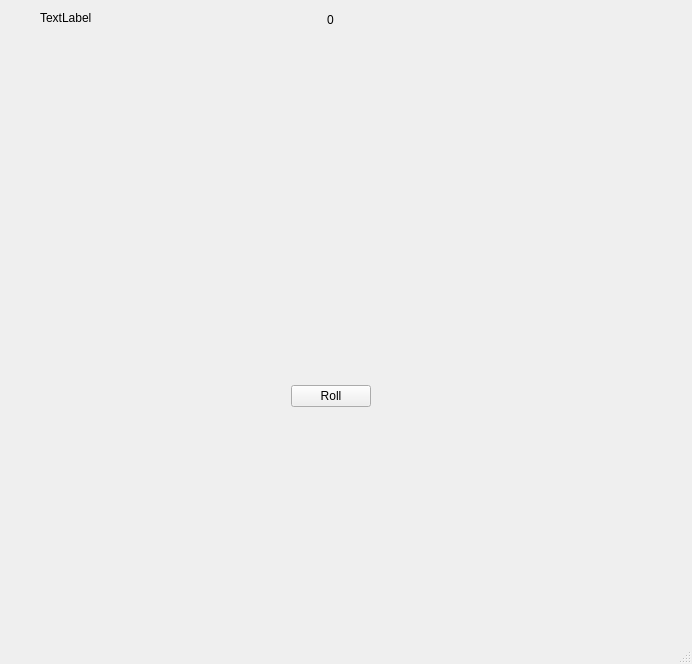
Above: CrapsMainWindow.ui from SNHU-CETA-CSE/crapsnqt-aaliyahortiz26 before the change. Below: the same form after it.
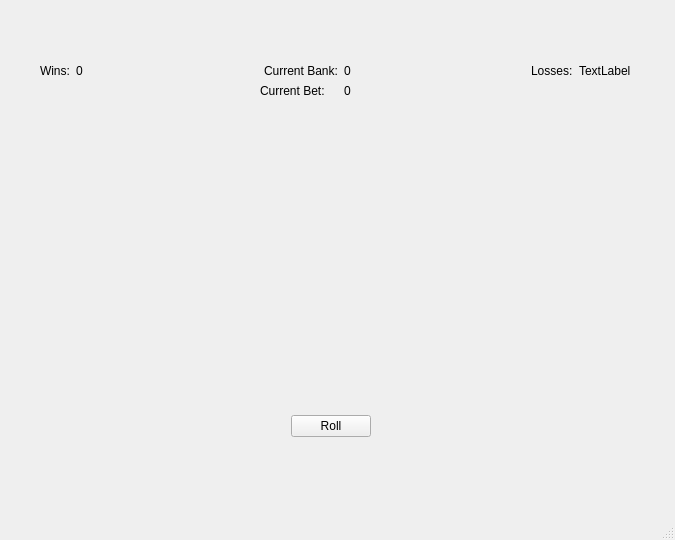
That is the form after the change. Icons and pictures are not drawn.

Commit message: made edits to CrapsMainWindow and to craps

```diff
--- a/CrapsMainWindow.ui
+++ b/CrapsMainWindow.ui
@@ -6,32 +6,19 @@
    <rect>
     <x>0</x>
     <y>0</y>
-    <width>692</width>
-    <height>664</height>
+    <width>675</width>
+    <height>540</height>
    </rect>
   </property>
   <property name="windowTitle">
    <string>MainWindow</string>
   </property>
   <widget class="QWidget" name="centralwidget">
-   <widget class="QLabel" name="currentBankValueUI">
-    <property name="geometry">
-     <rect>
-      <x>327</x>
-      <y>10</y>
-      <width>41</width>
-      <height>20</height>
-     </rect>
-    </property>
-    <property name="text">
-     <string>0</string>
-    </property>
-   </widget>
    <widget class="QWidget" name="layoutWidget">
     <property name="geometry">
      <rect>
       <x>70</x>
-      <y>150</y>
+      <y>160</y>
       <width>518</width>
       <height>182</height>
      </rect>
@@ -102,7 +89,7 @@
     <property name="geometry">
      <rect>
       <x>250</x>
-      <y>380</y>
+      <y>410</y>
       <width>162</width>
       <height>32</height>
      </rect>
@@ -143,18 +130,111 @@
      </item>
     </layout>
    </widget>
-   <widget class="QLabel" name="winsValueUI">
+   <widget class="QWidget" name="layoutWidget">
     <property name="geometry">
      <rect>
       <x>40</x>
-      <y>10</y>
-      <width>58</width>
-      <height>16</height>
+      <y>40</y>
+      <width>591</width>
+      <height>61</height>
      </rect>
     </property>
-    <property name="text">
-     <string>TextLabel</string>
+    <layout class="QHBoxLayout" name="horizontalLayout_8">
+     <item>
+      <widget class="QLabel" name="label_2">
+       <property name="text">
+        <string>Wins:</string>
+       </property>
+      </widget>
+     </item>
+     <item>
+      <widget class="QLabel" name="winsValueUI">
+       <property name="text">
+        <string>0</string>
+       </property>
+      </widget>
+     </item>
+     <item>
+      <spacer name="horizontalSpacer_6">
+       <property name="orientation">
+        <enum>Qt::Horizontal</enum>
+       </property>
+       <property name="sizeHint" stdset="0">
+        <size>
+         <width>40</width>
+         <height>20</height>
+        </size>
+       </property>
+      </spacer>
+     </item>
+     <item>
+      <widget class="QLabel" name="label">
+       <property name="text">
+        <string>Current Bank:</string>
+       </property>
+      </widget>
+     </item>
+     <item>
+      <widget class="QLabel" name="currentBankValueUI">
+       <property name="text">
+        <string>0</string>
+       </property>
+      </widget>
+     </item>
+     <item>
+      <spacer name="horizontalSpacer_7">
+       <property name="orientation">
+        <enum>Qt::Horizontal</enum>
+       </property>
+       <property name="sizeHint" stdset="0">
+        <size>
+         <width>40</width>
+         <height>20</height>
+        </size>
+       </property>
+      </spacer>
+     </item>
+     <item>
+      <widget class="QLabel" name="label_3">
+       <property name="text">
+        <string>Losses:</string>
+       </property>
+      </widget>
+     </item>
+     <item>
+      <widget class="QLabel" name="lossesValueUI">
+       <property name="text">
+        <string>TextLabel</string>
+       </property>
+      </widget>
+     </item>
+    </layout>
+   </widget>
+   <widget class="QWidget" name="horizontalLayoutWidget">
+    <property name="geometry">
+     <rect>
+      <x>260</x>
+      <y>60</y>
+      <width>161</width>
+      <height>61</height>
+     </rect>
     </property>
+    <layout class="QHBoxLayout" name="horizontalLayout_3">
+     <item>
+      <widget class="QLabel" name="label_4">
+       <property name="text">
+        <string>Current Bet: </string>
+       </property>
+      </widget>
+     </item>
+     <item>
+      <widget class="QLabel" name="currentBetUI">
+       <property name="text">
+        <string>0</string>
+       </property>
+      </widget>
+     </item>
+    </layout>
    </widget>
   </widget>
   <widget class="QMenuBar" name="menubar">
```
Left out of the diff: 2 changed lines with no effect on the pictures. The commit also changes 2 other files.
